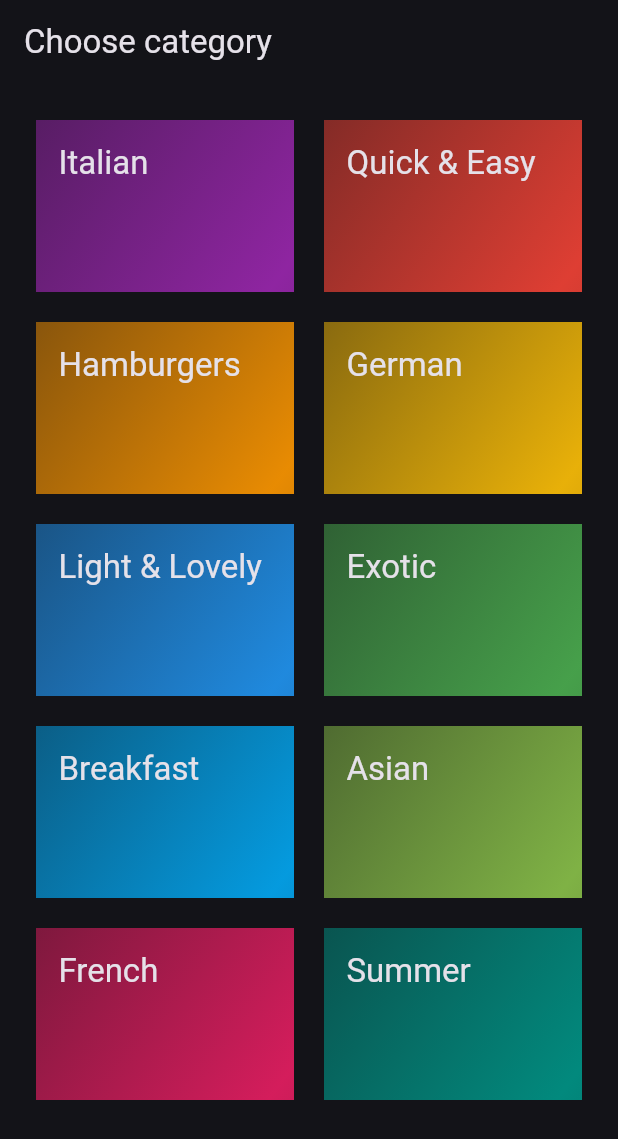
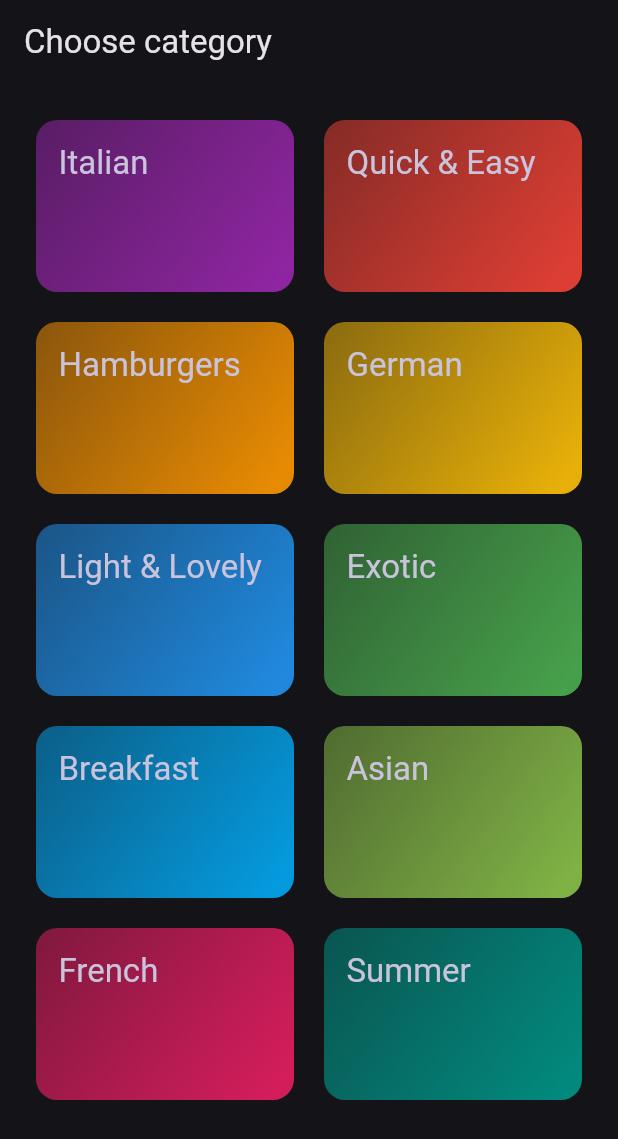
Before and after one commit to AaronPeterOcen/Foodie, a Flutter app: the screen it shows after launch, on a phone screen of 412 x 824 dp. Shown: the top 1139 px of the screen. Run offline on Flutter 3.47's test engine with Material 3 defaults, Android fonts, the phone set to English and light mode, and no system bars; our stand-ins replace google_fonts; Roboto replaces fonts that are missing (Ubuntu).

Commit message:
using inkwell to make the items tappable

```diff
--- a/lib/main.dart
+++ b/lib/main.dart
@@ -5,7 +5,7 @@ import 'package:google_fonts/google_fonts.dart';
 final theme = ThemeData(
   colorScheme: ColorScheme.fromSeed(
     brightness: Brightness.dark,
-    seedColor: const Color.fromARGB(255, 56, 30, 183),
+    seedColor: const Color.fromARGB(255, 121, 108, 187),
   ),
   textTheme: GoogleFonts.ubuntuTextTheme(),
 );
--- a/lib/widgets/categories_grid_items.dart
+++ b/lib/widgets/categories_grid_items.dart
@@ -8,9 +8,16 @@ class CategoriesGridItems extends StatelessWidget {
 
   @override
   Widget build(BuildContext context) {
-    return Container(
+    return InkWell(
+      onTap: () {
+        print(category.id);
+      },
+      splashColor: Theme.of(context).primaryColorDark,
+      borderRadius: BorderRadius.circular(14),
+      child: Container(
         padding: const EdgeInsets.all(15),
         decoration: BoxDecoration(
+          borderRadius: BorderRadius.circular(14),
           gradient: LinearGradient(
             begin: Alignment.topLeft,
             end: const Alignment(0.8, 1),
@@ -26,7 +33,8 @@ class CategoriesGridItems extends StatelessWidget {
           style: Theme.of(context)
               .textTheme
               .titleLarge!
-            .copyWith(color: Theme.of(context).colorScheme.onSurface),
+              .copyWith(color: Theme.of(context).colorScheme.secondary),
+        ),
       ),
     );
   }
```
Lines whose indentation alone changed are shown as unchanged.
